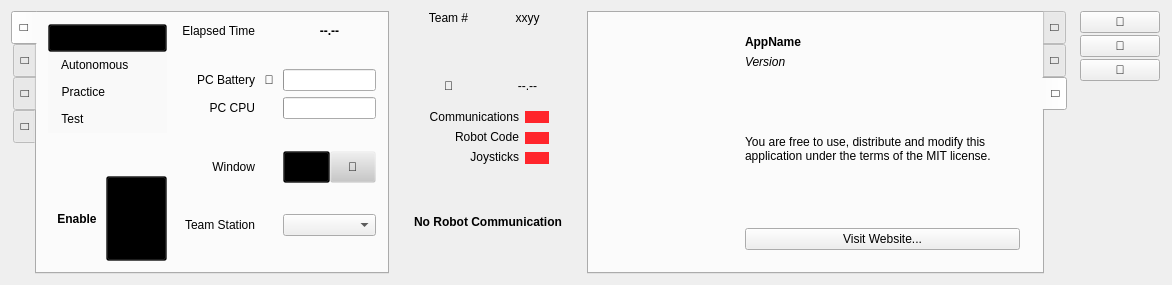
The window that src/MainWindow/MainWindow.ui (FRC-Utilities/QDriverStation) describes before a commit, drawn with Qt 5.
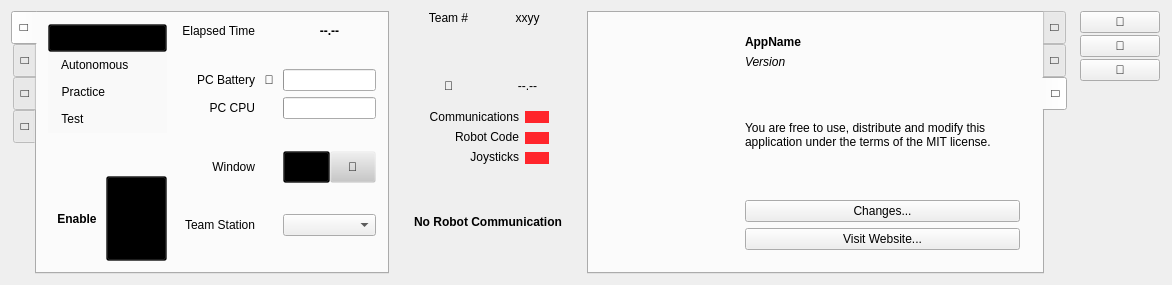
The same window after the commit. The open tabs and pages were chosen to show the change. Icons and pictures are not drawn. Custom widgets are drawn as their Qt base class.

The edit to the form file:
```diff
--- a/src/MainWindow/MainWindow.ui
+++ b/src/MainWindow/MainWindow.ui
@@ -1879,6 +1879,13 @@
              </property>
             </spacer>
            </item>
+           <item>
+            <widget class="QPushButton" name="Changes">
+             <property name="text">
+              <string>Changes...</string>
+             </property>
+            </widget>
+           </item>
            <item>
             <widget class="QPushButton" name="Website">
              <property name="text">
```
Left out of the diff: 2 changed lines with no effect on the pictures.
